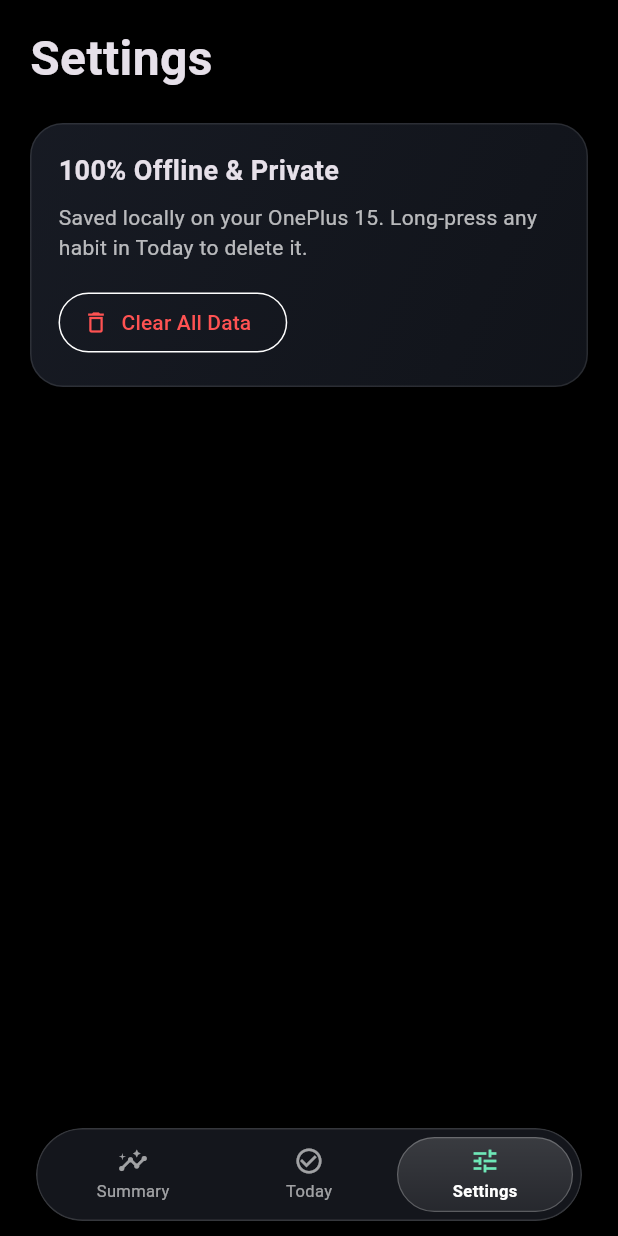
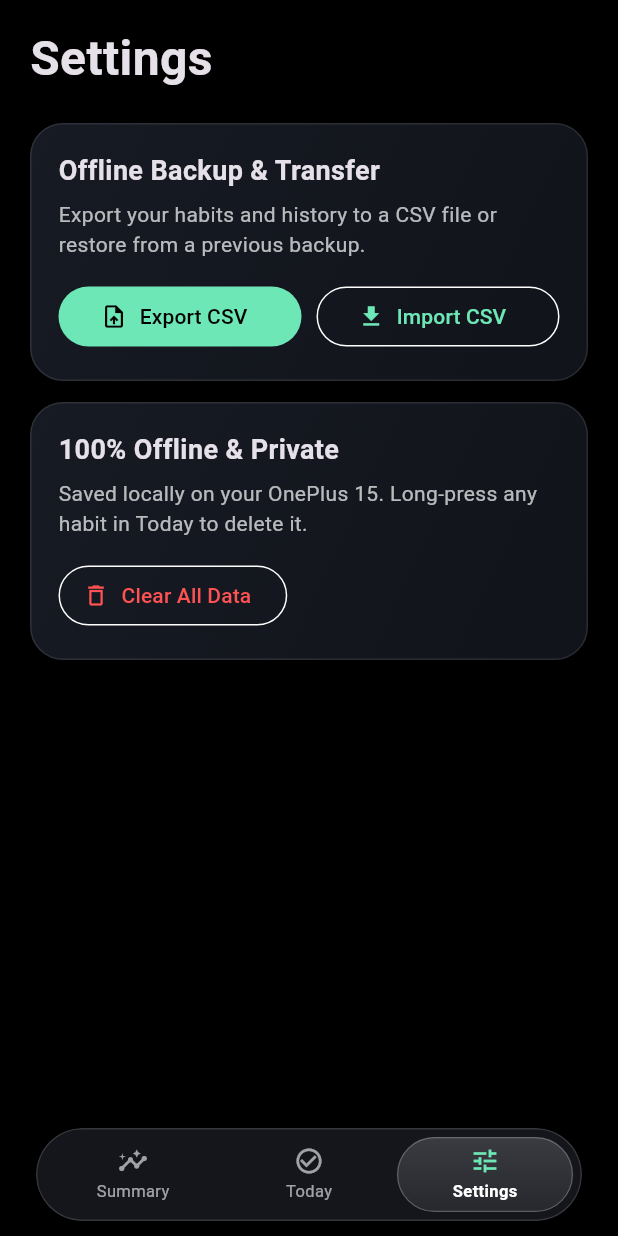
Before and after one commit to the-demon-wolf/Habit-Tracker, a Flutter app: the screen it shows after launch, swiped to page 3, on a phone screen of 412 x 824 dp. Run offline on Flutter 3.47's test engine with Material 3 defaults, Android fonts, the phone set to English and light mode, and no system bars; our stand-ins replace file_picker, share_plus, sqflite; missing offline and left inert: home_widget; accounts and stored records are empty.

Commit message:
Update main.dart

```diff
--- a/lib/main.dart
+++ b/lib/main.dart
@@ -74,7 +74,6 @@ class _HomeScreenState extends State<HomeScreen> {
       curve: Curves.easeOutCubic,
     );
   }
-
   void _habitSheet({Habit? existing}) {
     final ctrl = TextEditingController(text: existing?.title ?? '');
     showModalBottomSheet(
@@ -197,7 +196,6 @@ class _HomeScreenState extends State<HomeScreen> {
       ),
     );
   }
-
   Widget _todayView(int done) => ListView(
         physics: const BouncingScrollPhysics(),
         padding: const EdgeInsets.fromLTRB(20, 16, 20, 120),
@@ -253,11 +251,54 @@ class _HomeScreenState extends State<HomeScreen> {
             child: Column(
               crossAxisAlignment: CrossAxisAlignment.start,
               children: [
+                const Text('Offline Backup & Transfer', style: TextStyle(fontSize: 18, fontWeight: FontWeight.bold)),
+                const SizedBox(height: 6),
+                const Text('Export your habits and history to a CSV file or restore from a previous backup.',
+                    style: TextStyle(color: Colors.white70)),
+                const SizedBox(height: 14),
+                Row(
+                  children: [
+                    Expanded(
+                      child: FilledButton.icon(
+                        style: FilledButton.styleFrom(
+                            backgroundColor: const Color(0xFF6EE7B7), foregroundColor: Colors.black),
+                        onPressed: () => DatabaseHelper.exportCsv(),
+                        icon: const Icon(Icons.upload_file, size: 18),
+                        label: const Text('Export CSV'),
+                      ),
+                    ),
+                    const SizedBox(width: 10),
+                    Expanded(
+                      child: OutlinedButton.icon(
+                        onPressed: () async {
+                          final count = await DatabaseHelper.importCsv();
+                          if (count >= 0 && mounted) {
+                            await _load();
+                            ScaffoldMessenger.of(context).showSnackBar(
+                              SnackBar(content: Text('Imported $count completion records')),
+                            );
+                          }
+                        },
+                        icon: const Icon(Icons.download, size: 18),
+                        label: const Text('Import CSV'),
+                      ),
+                    ),
+                  ],
+                ),
+              ],
+            ),
+          ),
+          const SizedBox(height: 14),
+          GlassBox(
+            padding: const EdgeInsets.all(18),
+            child: Column(
+              crossAxisAlignment: CrossAxisAlignment.start,
+              children: [
                 const Text('100% Offline & Private', style: TextStyle(fontSize: 18, fontWeight: FontWeight.bold)),
-                const SizedBox(height: 8),
+                const SizedBox(height: 6),
                 const Text('Saved locally on your OnePlus 15. Long-press any habit in Today to delete it.',
                     style: TextStyle(color: Colors.white70)),
-                const SizedBox(height: 16),
+                const SizedBox(height: 14),
                 OutlinedButton.icon(
                   onPressed: () async {
                     await DatabaseHelper.clearAll();
@@ -268,7 +309,7 @@ class _HomeScreenState extends State<HomeScreen> {
                 ),
               ],
             ),
-),
-],
-);
+          ),
+        ],
+      );
 }
```
